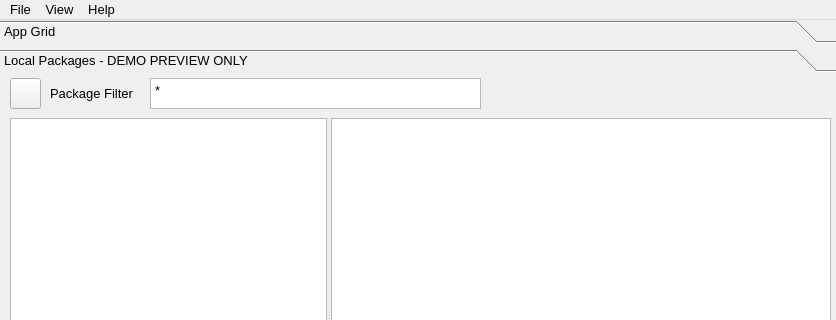
This is src/conan_app_launcher/ui/main.ui in goszpeti/conan_explorer as Qt 5 draws it before an edit; both pictures show x 0 to 836 and y 0 to 320 of the 836 by 697 pixel window. The edited form follows.
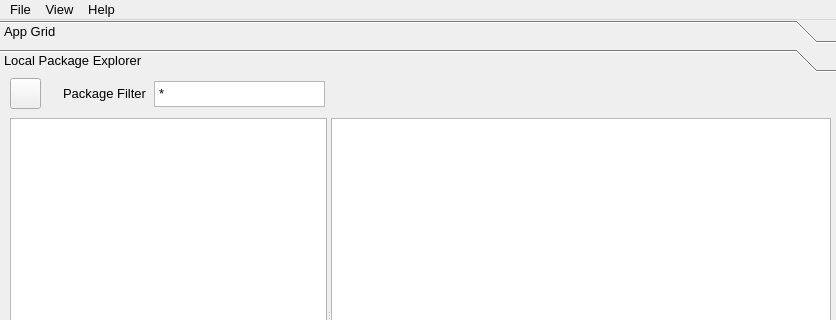
This is the edited form. The open tabs and pages were chosen to show the change. Icons and pictures are not drawn.

Commit message: Finsh initial implementation of Package Explorer

What changed in the file:
```diff
--- a/src/conan_app_launcher/ui/main.ui
+++ b/src/conan_app_launcher/ui/main.ui
@@ -302,12 +302,12 @@
         </rect>
        </property>
        <attribute name="label">
-        <string>Local Packages - DEMO PREVIEW ONLY</string>
+        <string>Local Package Explorer</string>
        </attribute>
        <widget class="QLabel" name="package_filter_label">
         <property name="geometry">
          <rect>
-          <x>50</x>
+          <x>63</x>
           <y>5</y>
           <width>91</width>
           <height>21</height>
@@ -323,10 +323,10 @@
         </property>
         <property name="geometry">
          <rect>
-          <x>150</x>
-          <y>0</y>
-          <width>331</width>
-          <height>31</height>
+          <x>154</x>
+          <y>3</y>
+          <width>171</width>
+          <height>26</height>
          </rect>
         </property>
         <property name="html">
@@ -424,6 +424,34 @@
          </property>
         </widget>
        </widget>
+       <widget class="QLabel" name="package_path_label">
+        <property name="geometry">
+         <rect>
+          <x>340</x>
+          <y>5</y>
+          <width>481</width>
+          <height>21</height>
+         </rect>
+        </property>
+        <property name="text">
+         <string/>
+        </property>
+        <property name="scaledContents">
+         <bool>true</bool>
+        </property>
+        <property name="alignment">
+         <set>Qt::AlignRight|Qt::AlignTrailing|Qt::AlignVCenter</set>
+        </property>
+        <property name="wordWrap">
+         <bool>false</bool>
+        </property>
+        <property name="openExternalLinks">
+         <bool>true</bool>
+        </property>
+        <property name="textInteractionFlags">
+         <set>Qt::LinksAccessibleByMouse|Qt::TextSelectableByKeyboard|Qt::TextSelectableByMouse</set>
+        </property>
+       </widget>
       </widget>
      </widget>
     </item>
```
Left out of the diff: 5 changed lines with no effect on the pictures. The commit also changes 17 other files.
